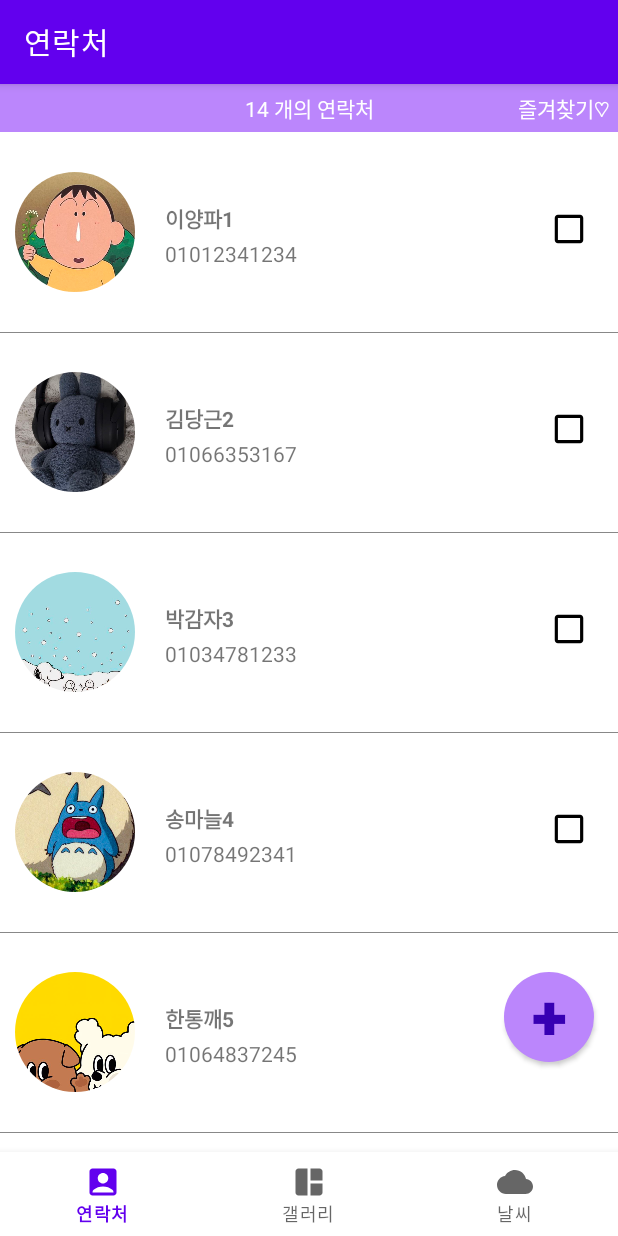
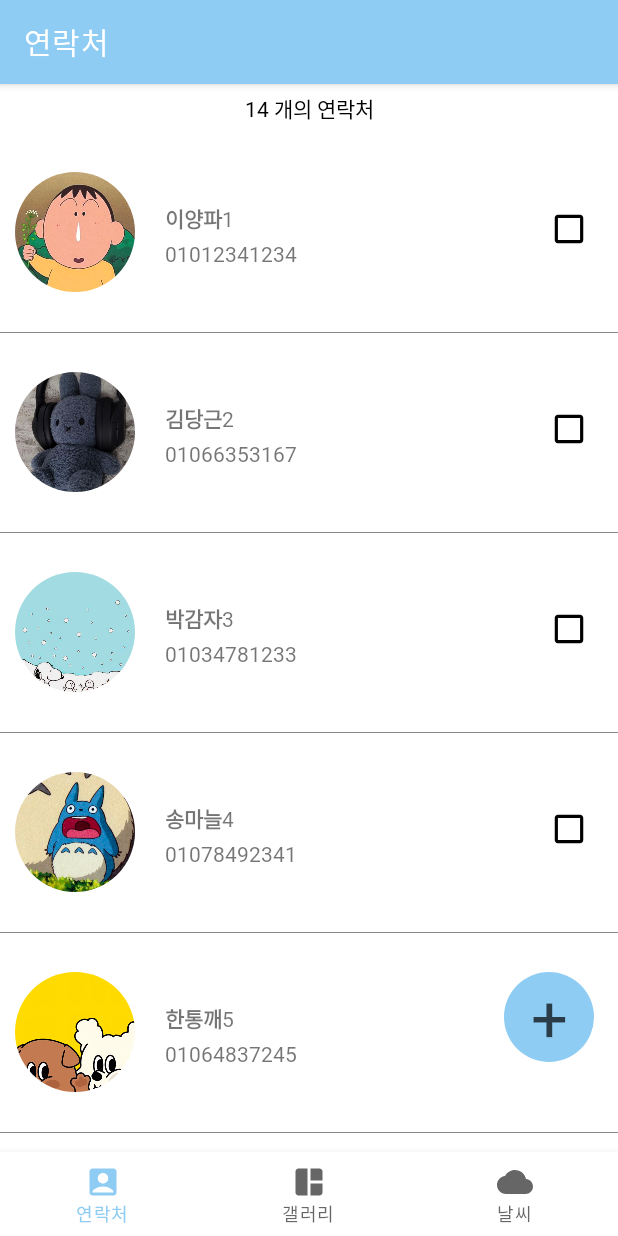
Before and after one commit to hiyseo/Please, an Android app: the screen it shows after launch (MainActivity), on a phone screen of 412 x 824 dp. Run offline under Robolectric (Android 15) with nearby library versions, the phone set to English and light mode, and no system bars; our stand-ins replace navigation-ui.

Commit message:
0103 15:16

```diff
--- a/app/src/main/res/drawable/btn.xml
+++ b/app/src/main/res/drawable/btn.xml
@@ -5,5 +5,5 @@
     <corners
         android:radius="15dp"
         />
-    <solid android:color="@color/purple_200"/>
+    <solid android:color="@color/skyblue_100"/>
 </shape>
--- a/app/src/main/res/drawable/roundbtn.xml
+++ b/app/src/main/res/drawable/roundbtn.xml
@@ -2,5 +2,5 @@
 <shape xmlns:android="http://schemas.android.com/apk/res/android"
     android:padding="5dp"
     android:shape="oval" >
-    <solid android:color="@color/purple_200"/>
+    <solid android:color="@color/skyblue_100"/>
 </shape>
--- /dev/null
+++ b/app/src/main/res/font/nanumfont.xml
@@ -0,0 +1,21 @@
+<?xml version="1.0" encoding="utf-8"?>
+<font-family xmlns:android="http://schemas.android.com/apk/res/android"
+    xmlns:app="http://schemas.android.com/apk/res-auto">
+
+    <font
+        android:font="@font/nanumsquareroundl"
+        android:fontStyle="normal"
+        android:fontWeight="400"
+        app:font="@font/nanumsquareroundl"
+        app:fontStyle="normal"
+        app:fontWeight="500"/>
+
+    <font
+        android:font="@font/nanumsquareroundb"
+        android:fontStyle="normal"
+        android:fontWeight="700"
+        app:font="@font/nanumsquareroundb"
+        app:fontStyle="normal"
+        app:fontWeight="1000"/>
+
+</font-family>
--- a/app/src/main/res/layout/activity_photo_in.xml
+++ b/app/src/main/res/layout/activity_photo_in.xml
@@ -27,6 +27,7 @@
         android:layout_marginBottom="8dp"
         android:text="frog"
         android:textSize="30sp"
+        android:textStyle="normal"
         app:layout_constraintBottom_toTopOf="@+id/photoIn"
         app:layout_constraintEnd_toEndOf="parent"
         app:layout_constraintHorizontal_bias="0.498"
@@ -34,7 +35,7 @@
         app:layout_constraintTop_toTopOf="parent"
         app:layout_constraintVertical_bias="0.91" />
 
-    <Button
+    <android.widget.Button
         android:id="@+id/buttonBack"
         android:layout_width="wrap_content"
         android:layout_height="wrap_content"
--- a/app/src/main/res/layout/contact_detail.xml
+++ b/app/src/main/res/layout/contact_detail.xml
@@ -39,6 +39,7 @@
         android:layout_marginRight="20dp"
         android:hint=" 이름을 입력하세요 "
         android:text="홍길동"
+        android:textStyle="normal"
         android:maxLines="1"
         android:imeOptions="actionNext" />
 
@@ -63,6 +64,7 @@
         android:digits="0123456789"
         android:hint=" '-' 없이 숫자만 입력하세요 "
         android:text="01011112222"
+        android:textStyle="normal"
         android:imeOptions="actionNext" />
 
     <LinearLayout
@@ -83,6 +85,7 @@
             android:background="@drawable/btn"
             android:padding="2dp"
             android:text="Save"
+            android:textStyle="normal"
             android:textSize="15sp" />
 
         <android.widget.Button
@@ -96,6 +99,7 @@
             android:background="@drawable/btn"
             android:padding="2dp"
             android:text="Delete"
+            android:textStyle="normal"
             android:textSize="15sp" />
 
         <android.widget.Button
@@ -108,6 +112,7 @@
             android:background="@drawable/btn"
             android:padding="2dp"
             android:text="Call"
+            android:textStyle="normal"
             android:textSize="15sp"
 
             />
--- a/app/src/main/res/layout/contact_new.xml
+++ b/app/src/main/res/layout/contact_new.xml
@@ -24,6 +24,7 @@
         android:layout_marginLeft="20dp"
         android:layout_marginRight="20dp"
         android:hint=" 이름을 입력하세요 "
+        android:textStyle="normal"
         android:maxLines="1"
         android:imeOptions="actionNext" />
 
@@ -45,6 +46,7 @@
         android:layout_marginBottom="40dp"
         android:inputType="phone"
         android:digits="0123456789"
+        android:textStyle="normal"
         android:hint=" '-' 없이 숫자만 입력하세요 "
         android:imeOptions="actionNext" />
 
--- a/app/src/main/res/layout/fragment_home.xml
+++ b/app/src/main/res/layout/fragment_home.xml
@@ -12,10 +12,11 @@
         android:layout_width="match_parent"
         android:layout_height="wrap_content"
         android:text="@string/recycler_count"
+        android:textStyle="normal"
         android:padding="5dp"
         android:textAlignment="center"
-        android:background="@color/purple_200"
-        android:textColor="?attr/colorOnPrimary"
+        android:background="@color/white"
+        android:textColor="@color/black"
         app:layout_constraintTop_toTopOf="parent"
         app:layout_constraintLeft_toLeftOf="parent" />
 
@@ -24,6 +25,7 @@
         android:layout_height="match_parent"
         android:padding="5dp"
         android:text="즐겨찾기♡"
+        android:textStyle="normal"
         android:textColor="?attr/colorOnPrimary"
         android:textAlignment="viewEnd"
         app:layout_constraintTop_toTopOf="parent"
@@ -51,10 +53,9 @@
         android:layout_marginEnd="16dp"
         android:layout_marginBottom="60dp"
         android:background="@drawable/roundbtn"
-        android:gravity="center"
+        android:gravity="center_horizontal|center_vertical|fill_vertical"
         android:text="+"
-        android:paddingBottom="18sp"
-        android:textColor="@color/design_default_color_primary_variant"
+        android:textColor="#B4000000"
         android:textSize="43sp"
         android:textStyle="bold"
         app:layout_constraintBottom_toBottomOf="parent"
--- a/app/src/main/res/layout/item_rv.xml
+++ b/app/src/main/res/layout/item_rv.xml
@@ -35,6 +35,7 @@
         android:layout_marginTop="3dp"
         android:layout_marginStart="20dp"
         android:text="010-0000-0000"
+        android:textStyle="normal"
         app:layout_constraintStart_toEndOf="@+id/profile"
         app:layout_constraintTop_toBottomOf="@+id/name" />
 
--- a/app/src/main/res/layout/layout_weather_lists.xml
+++ b/app/src/main/res/layout/layout_weather_lists.xml
@@ -1,6 +1,7 @@
 <?xml version="1.0" encoding="utf-8"?>
 <LinearLayout
-    xmlns:android="http://schemas.android.com/apk/res/android" android:layout_width="match_parent"
+    xmlns:android="http://schemas.android.com/apk/res/android"
+    android:layout_width="match_parent"
     android:layout_height="wrap_content"
     android:orientation="vertical"
     android:layout_margin="20dp">
--- a/app/src/main/res/values/colors.xml
+++ b/app/src/main/res/values/colors.xml
@@ -7,6 +7,6 @@
     <color name="teal_700">#FF018786</color>
     <color name="black">#FF000000</color>
     <color name="white">#FFFFFFFF</color>
-    <color name="skyblue_100">#80BBDF</color>
+    <color name="skyblue_100">#8ECCF3</color>
     <color name="orange_100">#EBB866</color>
 </resources>
--- /dev/null
+++ b/app/src/main/res/values/style.xml
@@ -0,0 +1,23 @@
+<?xml version="1.0" encoding="utf-8"?>
+<resources>
+    <style name="customTextViewFontStyle" parent="@android:style/Widget.DeviceDefault.TextView">
+        <item name="android:fontFamily">@font/nanumfont</item>
+    </style>
+
+    <style name="customButtonFontStyle" parent="@android:style/Widget.DeviceDefault.Button.Borderless">
+        <item name="android:fontFamily">@font/nanumfont</item>
+    </style>
+
+    <style name="customEditTextFontStyle" parent="@android:style/Widget.DeviceDefault.EditText">
+        <item name="android:fontFamily">@font/nanumfont</item>
+    </style>
+
+    <style name="customRadioButtonFontStyle" parent="@android:style/Widget.DeviceDefault.CompoundButton.RadioButton">
+        <item name="android:fontFamily">@font/nanumfont</item>
+    </style>
+
+    <style name="customCheckboxFontStyle" parent="@android:style/Widget.DeviceDefault.CompoundButton.CheckBox">
+        <item name="android:fontFamily">@font/nanumfont</item>
+    </style>
+
+</resources>
--- a/app/src/main/res/values/themes.xml
+++ b/app/src/main/res/values/themes.xml
@@ -2,8 +2,8 @@
     <!-- Base application theme. -->
     <style name="Theme.Week1" parent="Theme.MaterialComponents.DayNight.DarkActionBar">
         <!-- Primary brand color. -->
-        <item name="colorPrimary">@color/purple_500</item>
-        <item name="colorPrimaryVariant">@color/purple_700</item>
+        <item name="colorPrimary">@color/skyblue_100</item>
+        <item name="colorPrimaryVariant">#58B7F3</item>
         <item name="colorOnPrimary">@color/white</item>
         <!-- Secondary brand color. -->
         <item name="colorSecondary">@color/teal_200</item>
@@ -12,6 +12,11 @@
         <!-- Status bar color. -->
         <item name="android:statusBarColor">?attr/colorPrimaryVariant</item>
         <!-- Customize your theme here. -->
+        <item name="android:textViewStyle">@style/customTextViewFontStyle</item>
+        <item name="android:buttonStyle">@style/customButtonFontStyle</item>
+        <item name="android:editTextStyle">@style/customEditTextFontStyle</item>
+        <item name="android:radioButtonStyle">@style/customRadioButtonFontStyle</item>
+        <item name="android:checkboxStyle">@style/customCheckboxFontStyle</item>
 
     </style>
 </resources>
```
Also changed, not shown: app/src/main/res/layout/fragment_notifications.xml (+7 -2 lines), app/src/main/res/layout/layout_photo_lists.xml (+7 -7 lines), 2 other files.
